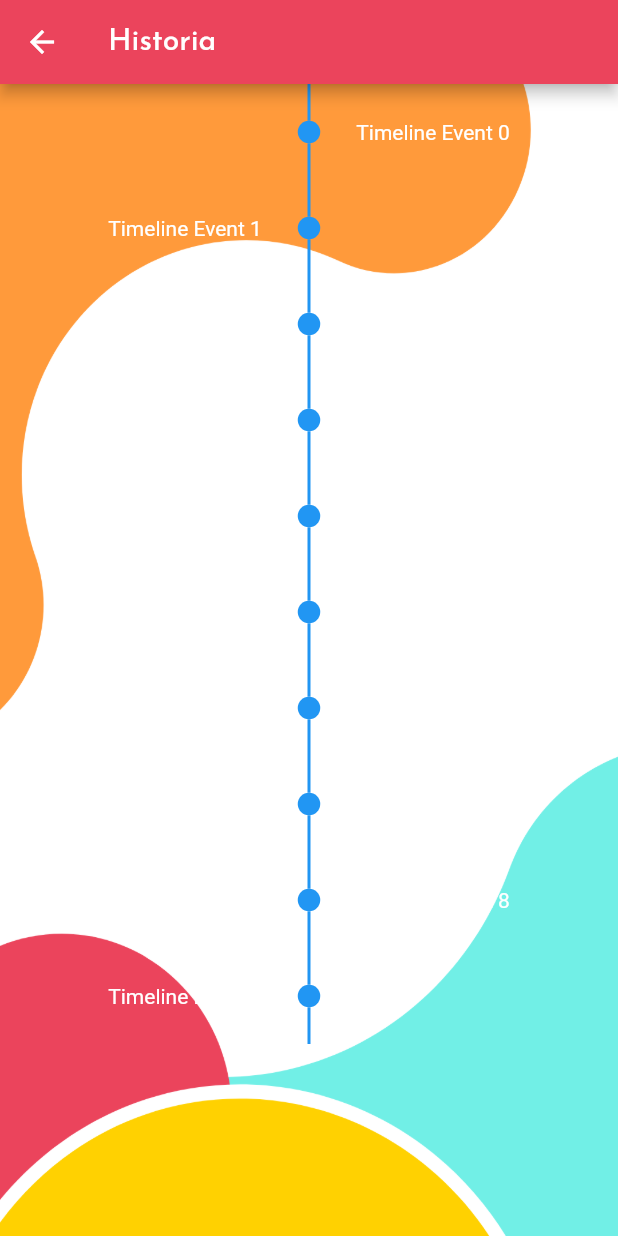
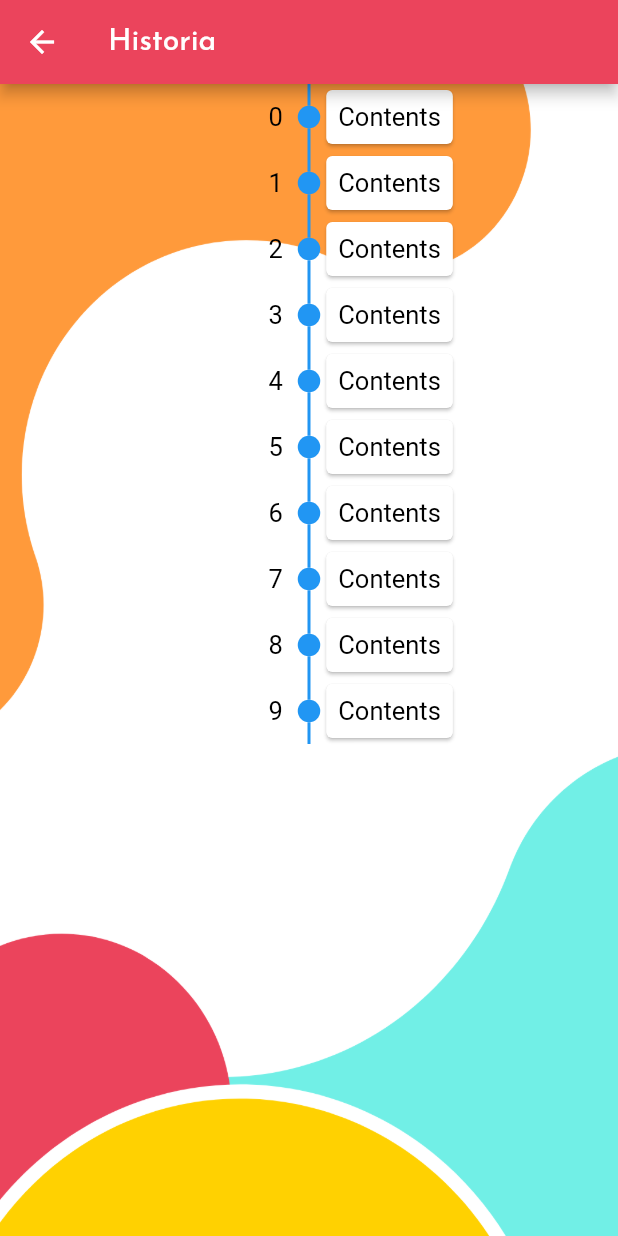
Before and after one commit to jorarmarfin/flutter-emanuel, a Flutter app: the EmanuelHistoriaScreen screen opened by its route, on a phone screen of 412 x 824 dp. Run offline on Flutter 3.47's test engine with Material 2 defaults, Android fonts, the phone set to English and light mode, and no system bars; drawn by our look-alikes of timelines; our stand-ins replace font_awesome_flutter, google_fonts; missing offline and left inert: flutter_share; network calls fail.

Commit message:
intento de time line

```diff
--- a/lib/main.dart
+++ b/lib/main.dart
@@ -38,7 +38,7 @@
     return MaterialApp(
       title: 'Flutter Demo',
       theme: DefaultTheme.base,
-      initialRoute: EmanuelHistoriaScreen.routerName,
+      initialRoute: OptionsScreen.routerName,
       routes: {
         HomeScreen.routerName: (context) => const HomeScreen(),
         OptionsScreen.routerName: (context) => const OptionsScreen(),
--- a/lib/screens/emanuel_historia_screen.dart
+++ b/lib/screens/emanuel_historia_screen.dart
@@ -21,10 +21,20 @@ class EmanuelHistoriaScreen extends StatelessWidget {
         ),
         child: Timeline.tileBuilder(
           builder: TimelineTileBuilder.fromStyle(
-            contentsAlign: ContentsAlign.alternating,
+            contentsAlign: ContentsAlign.reverse,
             contentsBuilder: (context, index) => Padding(
-              padding: const EdgeInsets.all(24.0),
-              child: Text('Timeline Event $index'),
+              padding: const EdgeInsets.symmetric(vertical: 8, horizontal: 10),
+              child: Text(
+                ' $index',
+                style: DefaultTheme.base.textTheme.bodyText1,
+              ),
+            ),
+            oppositeContentsBuilder: (context, index) => Card(
+              child: Padding(
+                padding: const EdgeInsets.all(8.0),
+                child: Text('Contents',
+                    style: DefaultTheme.base.textTheme.bodyText1),
+              ),
             ),
             itemCount: 10,
           ),
--- a/lib/screens/emanuel_info_screen.dart
+++ b/lib/screens/emanuel_info_screen.dart
@@ -80,7 +80,7 @@ class _Botones extends StatelessWidget {
           BotonOpcion(
               botonIcono: icoHistoria,
               botonNombre: 'Historia',
-              routeName: 'construccion'),
+              routeName: 'emanuel-historia'),
           BotonOpcion(
               botonIcono: icoEspiritualidad,
               botonNombre: 'Espiritualidad',
```
